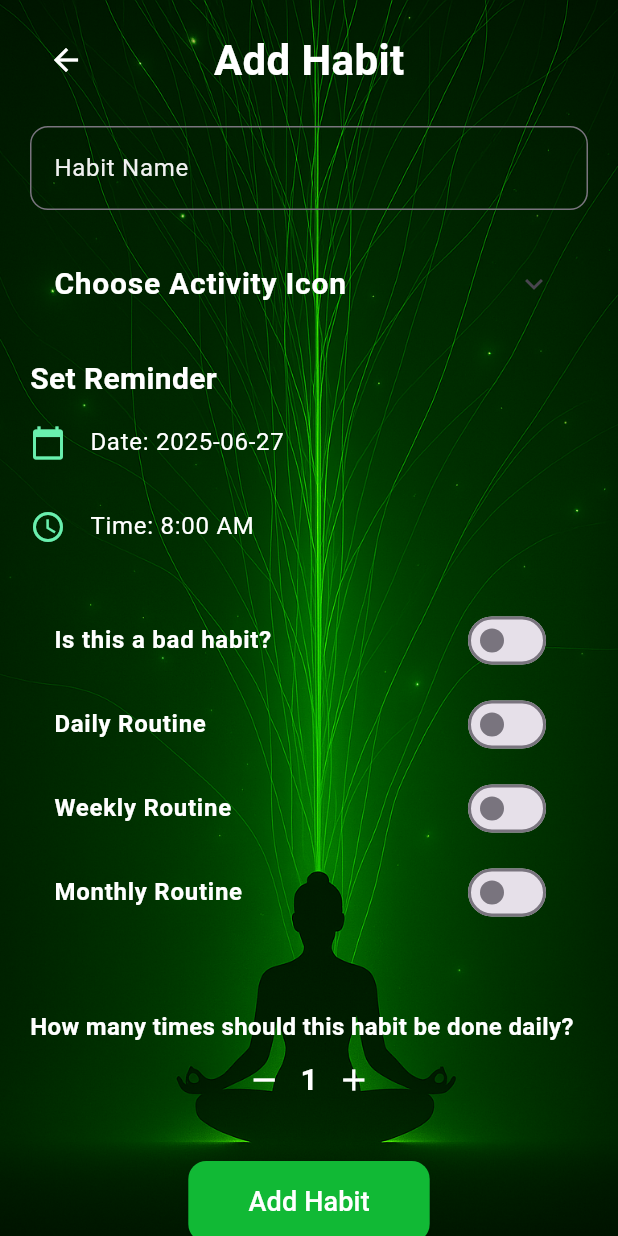
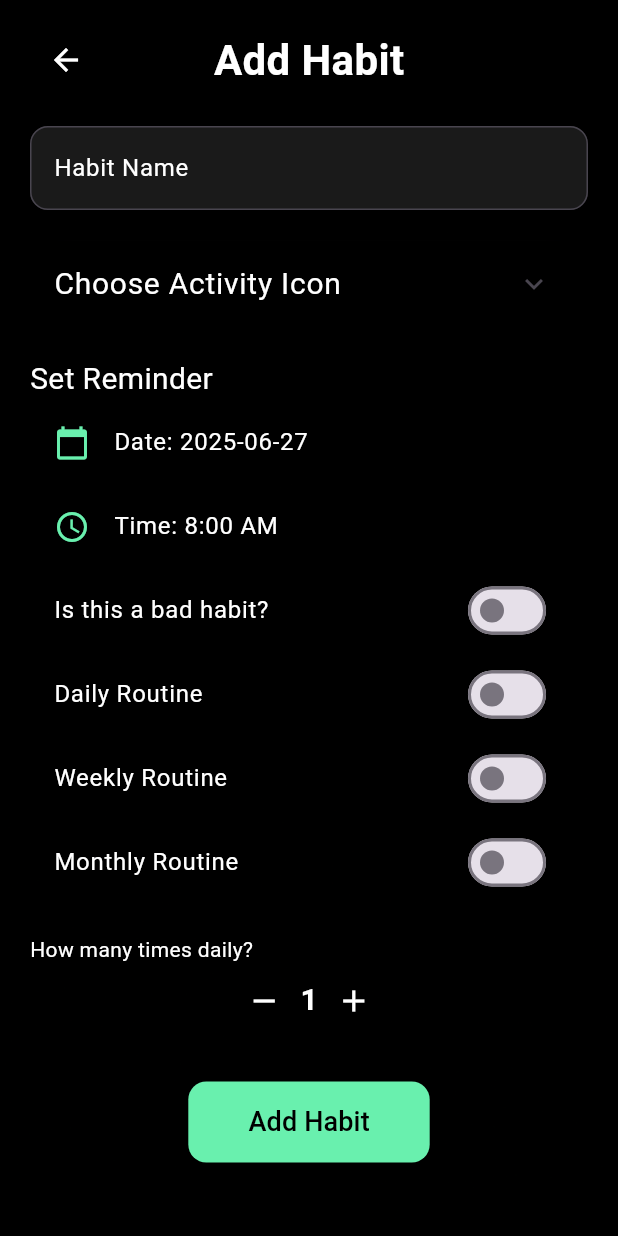
Before and after one commit to christian-keitri/habit_tracker, a Flutter app: the Phase3 screen opened directly, on a phone screen of 412 x 824 dp. Run offline on Flutter 3.47's test engine with Material 3 defaults, Android fonts, the phone set to English and light mode, and no system bars; our stand-ins replace fl_chart, hive, hive_flutter, table_calendar; accounts and stored records are empty.

Commit message:
black background

```diff
--- a/lib/screens/favorites.dart
+++ b/lib/screens/favorites.dart
@@ -44,7 +44,7 @@ class _FavoritesScreenState extends State<FavoritesScreen> {
         children: [
           Positioned.fill(
             child: Image.asset(
-              'assets/image/favorites.png',
+              'assets/image/black.png',
               fit: BoxFit.cover,
             ),
           ),
--- a/lib/screens/journal_screen.dart
+++ b/lib/screens/journal_screen.dart
@@ -91,7 +91,7 @@ class _JournalScreenState extends State<JournalScreen> {
     return Container(
       decoration: const BoxDecoration(
         image: DecorationImage(
-          image: AssetImage('assets/image/journalbg.png'),
+          image: AssetImage('assets/image/black.png'),
           fit: BoxFit.cover,
         ),
       ),
--- a/lib/screens/phase3.dart
+++ b/lib/screens/phase3.dart
@@ -1,3 +1,4 @@
+import 'dart:ui';
 import 'package:flutter/material.dart';
 import 'package:hive_flutter/hive_flutter.dart';
 import 'package:habit_tracker/screens/habit.dart';
@@ -17,46 +18,24 @@ class Phase3State extends State<Phase3> {
   bool _isMonthly = false;
   bool _iconPickerExpanded = false;
   String _selectedIcon = '';
-
   int _dailyGoal = 1;
-
-  // New: reminder date & time
   DateTime _reminderDate = DateTime.now();
   TimeOfDay _reminderTime = const TimeOfDay(hour: 8, minute: 0);
 
-  final List<String> activityIconPaths = [
-     'assets/image/icon1.png',
-    'assets/image/icon2.png',
-    'assets/image/icon3.png',
-    'assets/image/icon4.png',
-    'assets/image/icon5.png',
-    'assets/image/icon6.png',
-    'assets/image/icon7.png',
-    'assets/image/icon8.png',
-    'assets/image/icon9.png',
-    'assets/image/icon10.png',
-    'assets/image/icon11.png',
-    'assets/image/icon12.png',
-    'assets/image/icon13.png',
-    'assets/image/icon14.png',
-    'assets/image/icon15.png',
-    'assets/image/icon16.png',
-    'assets/image/icon17.png',
-    'assets/image/icon18.png',
-    'assets/image/icon19.png',
-    'assets/image/icon20.png',
-  ];
+  final List<String> activityIconPaths = List.generate(
+    20,
+    (i) => 'assets/image/icon${i + 1}.png',
+  );
 
   Future<void> _pickReminderDate() async {
     final today = DateTime.now();
     final picked = await showDatePicker(
       context: context,
       initialDate: _reminderDate,
-      firstDate: DateTime(today.year, today.month, today.day),
+      firstDate: today,
       lastDate: today.add(const Duration(days: 365)),
     );
-    if (!mounted || picked == null) return;
-    setState(() => _reminderDate = picked);
+    if (picked != null) setState(() => _reminderDate = picked);
   }
 
   Future<void> _pickReminderTime() async {
@@ -64,14 +43,12 @@ class Phase3State extends State<Phase3> {
       context: context,
       initialTime: _reminderTime,
     );
-    if (!mounted || picked == null) return;
-    setState(() => _reminderTime = picked);
+    if (picked != null) setState(() => _reminderTime = picked);
   }
 
   void _saveHabit() async {
     final name = _habitNameController.text.trim();
     if (name.isEmpty || _selectedIcon.isEmpty) {
-      if (!mounted) return;
       ScaffoldMessenger.of(context).showSnackBar(
         const SnackBar(content: Text('Please enter a habit name and select an icon.')),
       );
@@ -103,17 +80,29 @@ class Phase3State extends State<Phase3> {
 
   @override
   Widget build(BuildContext context) {
-    final dateLabel =
-        "${_reminderDate.year}-${_reminderDate.month.toString().padLeft(2,'0')}-${_reminderDate.day.toString().padLeft(2,'0')}";
+    final dateLabel = "${_reminderDate.year}-${_reminderDate.month.toString().padLeft(2, '0')}-${_reminderDate.day.toString().padLeft(2, '0')}";
     final timeLabel = _reminderTime.format(context);
 
     return Scaffold(
-      body: Stack(children: [
-        // background
-        SizedBox.expand(
-          child: Image.asset(
-            'assets/image/background3.png',
+      body: Stack(
+        children: [
+          // Background image
+          Container(
+            decoration: const BoxDecoration(
+              image: DecorationImage(
+                image: AssetImage("assets/image/black.png"),
                 fit: BoxFit.cover,
+              ),
+            ),
+          ),
+          // Gradient overlay
+          Container(
+            decoration: const BoxDecoration(
+              gradient: LinearGradient(
+                colors: [Color(0xAA000000), Color(0x66000000)],
+                begin: Alignment.topCenter,
+                end: Alignment.bottomCenter,
+              ),
             ),
           ),
           SafeArea(
@@ -122,7 +111,6 @@ class Phase3State extends State<Phase3> {
               child: Column(
                 crossAxisAlignment: CrossAxisAlignment.start,
                 children: [
-                // back + title
                   Stack(alignment: Alignment.center, children: [
                     Align(
                       alignment: Alignment.centerLeft,
@@ -133,66 +121,67 @@ class Phase3State extends State<Phase3> {
                     ),
                     const Text(
                       'Add Habit',
-                    style: TextStyle(
-                      fontSize: 28,
-                      fontWeight: FontWeight.bold,
-                      color: Colors.white,
-                    ),
+                      style: TextStyle(fontSize: 28, fontWeight: FontWeight.bold, color: Colors.white),
                     ),
                   ]),
                   const SizedBox(height: 20),
 
-                // name
                   TextField(
                     controller: _habitNameController,
                     style: const TextStyle(color: Colors.white),
                     decoration: InputDecoration(
                       labelText: 'Habit Name',
-                    labelStyle: const TextStyle(color: Color.fromARGB(255, 241, 241, 241)),
-                    border: OutlineInputBorder(
-                      borderRadius: BorderRadius.circular(12),
-                    ),
+                      labelStyle: const TextStyle(color: Colors.white),
+                      filled: true,
+                      fillColor: Colors.white10,
+                      border: OutlineInputBorder(borderRadius: BorderRadius.circular(12)),
                       focusedBorder: OutlineInputBorder(
-                      borderSide: const BorderSide(color: Color.fromARGB(255, 253, 255, 253)),
+                        borderSide: const BorderSide(color: Colors.greenAccent),
                         borderRadius: BorderRadius.circular(12),
                       ),
                     ),
                   ),
                   const SizedBox(height: 20),
 
-                // icon picker
-                ExpansionTile(
+                  // Frosted Icon Picker
+                  ClipRRect(
+                    borderRadius: BorderRadius.circular(12),
+                    child: BackdropFilter(
+                      filter: ImageFilter.blur(sigmaX: 10, sigmaY: 10),
+                      child: ExpansionTile(
+                        backgroundColor: Colors.white.withAlpha(25),
                         title: Row(children: [
-                    const Text(
-                      "Choose Activity Icon",
-                      style: TextStyle(
-                          color: Colors.white,
-                          fontSize: 20,
-                          fontWeight: FontWeight.bold),
-                    ),
+                          const Text("Choose Activity Icon", style: TextStyle(color: Colors.white, fontSize: 20)),
                           if (_selectedIcon.isNotEmpty) ...[
                             const SizedBox(width: 10),
                             Image.asset(_selectedIcon, width: 30, height: 30),
                           ]
                         ]),
                         initiallyExpanded: _iconPickerExpanded,
-                  onExpansionChanged: (e) =>
-                      setState(() => _iconPickerExpanded = e),
+                        onExpansionChanged: (e) => setState(() => _iconPickerExpanded = e),
                         children: [
                           SizedBox(
                             height: 80,
                             child: ListView(
                               scrollDirection: Axis.horizontal,
                               children: activityIconPaths.map((path) {
+                                final isSelected = _selectedIcon == path;
                                 return GestureDetector(
-                            onTap: () {
-                              setState(() {
+                                  onTap: () => setState(() {
                                     _selectedIcon = path;
                                     _iconPickerExpanded = false;
-                              });
-                            },
-                            child: Padding(
-                              padding: const EdgeInsets.all(8.0),
+                                  }),
+                                  child: AnimatedContainer(
+                                    duration: const Duration(milliseconds: 300),
+                                    margin: const EdgeInsets.symmetric(horizontal: 6),
+                                    padding: const EdgeInsets.all(6),
+                                    decoration: BoxDecoration(
+                                      border: Border.all(
+                                        color: isSelected ? Colors.greenAccent : Colors.transparent,
+                                        width: 2,
+                                      ),
+                                      borderRadius: BorderRadius.circular(10),
+                                    ),
                                     child: Image.asset(path, width: 50, height: 50),
                                   ),
                                 );
@@ -201,121 +190,95 @@ class Phase3State extends State<Phase3> {
                           ),
                         ],
                       ),
+                    ),
+                  ),
                   const SizedBox(height: 20),
 
-                // reminder section
-                const Text(
-                  'Set Reminder',
-                  style: TextStyle(
-                    color: Colors.white,
-                    fontSize: 20,
-                    fontWeight: FontWeight.bold,
-                  ),
-                ),
+                  const Text("Set Reminder", style: TextStyle(color: Colors.white, fontSize: 20)),
                   ListTile(
-                  contentPadding: EdgeInsets.zero,
-                  leading:
-                      const Icon(Icons.calendar_today, color: Colors.greenAccent),
-                  title: Text('Date: $dateLabel',
-                      style: const TextStyle(color: Colors.white)),
+                    leading: const Icon(Icons.calendar_today, color: Colors.greenAccent),
+                    title: Text('Date: $dateLabel', style: const TextStyle(color: Colors.white)),
                     onTap: _pickReminderDate,
                   ),
                   ListTile(
-                  contentPadding: EdgeInsets.zero,
-                  leading:
-                      const Icon(Icons.access_time, color: Colors.greenAccent),
-                  title:
-                      Text('Time: $timeLabel', style: const TextStyle(color: Colors.white)),
+                    leading: const Icon(Icons.access_time, color: Colors.greenAccent),
+                    title: Text('Time: $timeLabel', style: const TextStyle(color: Colors.white)),
                     onTap: _pickReminderTime,
                   ),
-                const SizedBox(height: 20),
 
-                // routine toggles
                   SwitchListTile(
-                  title: const Text("Is this a bad habit?",
-                      style: TextStyle(color: Colors.white, fontWeight: FontWeight.bold)),
+                    title: const Text("Is this a bad habit?", style: TextStyle(color: Colors.white)),
                     value: _isBad,
                     onChanged: (v) => setState(() => _isBad = v),
                     activeColor: Colors.redAccent,
                   ),
                   SwitchListTile(
-                  title: const Text("Daily Routine",
-                      style: TextStyle(color: Colors.white, fontWeight: FontWeight.bold)),
+                    title: const Text("Daily Routine", style: TextStyle(color: Colors.white)),
                     value: _isDaily,
                     onChanged: (v) => setState(() => _isDaily = v),
                     activeColor: Colors.greenAccent,
                   ),
                   SwitchListTile(
-                  title: const Text("Weekly Routine",
-                      style: TextStyle(color: Colors.white, fontWeight: FontWeight.bold)),
+                    title: const Text("Weekly Routine", style: TextStyle(color: Colors.white)),
                     value: _isWeekly,
                     onChanged: (v) => setState(() => _isWeekly = v),
                     activeColor: Colors.greenAccent,
                   ),
                   SwitchListTile(
-                  title: const Text("Monthly Routine",
-                      style: TextStyle(color: Colors.white, fontWeight: FontWeight.bold)),
+                    title: const Text("Monthly Routine", style: TextStyle(color: Colors.white)),
                     value: _isMonthly,
                     onChanged: (v) => setState(() => _isMonthly = v),
                     activeColor: Colors.greenAccent,
                   ),
-                const SizedBox(height: 30),
+                  const SizedBox(height: 20),
 
-
-                const SizedBox(height: 20),
-const Text(
-  'How many times should this habit be done daily?',
-  style: TextStyle(color: Colors.white, fontWeight: FontWeight.bold, fontSize: 16),
-),
+                  const Text('How many times daily?', style: TextStyle(color: Colors.white)),
                   Row(
                     mainAxisAlignment: MainAxisAlignment.center,
                     children: [
                       IconButton(
                         icon: const Icon(Icons.remove, color: Colors.white),
                         onPressed: () {
-        if (_dailyGoal > 1) {
-          setState(() {
-            _dailyGoal--;
-          });
-        }
+                          if (_dailyGoal > 1) setState(() => _dailyGoal--);
                         },
                       ),
-    Text(
-      '$_dailyGoal',
-      style: const TextStyle(fontSize: 20, color: Colors.white, fontWeight: FontWeight.bold),
-    ),
+                      Text('$_dailyGoal',
+                          style: const TextStyle(fontSize: 20, color: Colors.white, fontWeight: FontWeight.bold)),
                       IconButton(
                         icon: const Icon(Icons.add, color: Colors.white),
-      onPressed: () {
-        setState(() {
-          _dailyGoal++;
-        });
-      },
+                        onPressed: () => setState(() => _dailyGoal++),
                       ),
                     ],
                   ),
-
                   const SizedBox(height: 30),
 
-                // save
+                  // Neumorphic add button
                   Center(
+                    child: Container(
+                      decoration: BoxDecoration(
+                        boxShadow: const [
+                          BoxShadow(color: Colors.black54, offset: Offset(4, 4), blurRadius: 8),
+                          BoxShadow(color: Colors.black26, offset: Offset(-4, -4), blurRadius: 8),
+                        ],
+                        borderRadius: BorderRadius.circular(12),
+                      ),
                       child: ElevatedButton(
                         onPressed: _saveHabit,
                         style: ElevatedButton.styleFrom(
-                      backgroundColor: const Color.fromARGB(255, 17, 185, 53),
+                          backgroundColor: Colors.greenAccent,
                           padding: const EdgeInsets.symmetric(horizontal: 40, vertical: 14),
-                      shape: RoundedRectangleBorder(
-                          borderRadius: BorderRadius.circular(12)),
+                          shape: RoundedRectangleBorder(borderRadius: BorderRadius.circular(12)),
                         ),
-                    child: const Text('Add Habit',
-                        style: TextStyle(fontSize: 18, color: Colors.white)),
+                        child: const Text('Add Habit', style: TextStyle(fontSize: 18, color: Colors.black)),
+                      ),
                     ),
                   ),
                 ],
               ),
             ),
           ),
-      ]),
+        ],
+      ),
     );
   }
 }
--- a/lib/screens/streaks.dart
+++ b/lib/screens/streaks.dart
@@ -42,7 +42,7 @@ class StreaksScreen extends StatelessWidget {
     return Container(
       decoration: const BoxDecoration(
         image: DecorationImage(
-          image: AssetImage('assets/image/qoutes.png'),
+          image: AssetImage('assets/image/black.png'),
           fit: BoxFit.cover,
         ),
       ),
```
Also changed, not shown: lib/screens/habit.dart (+38 -3 lines), lib/screens/phase1.dart (+7 -7 lines), lib/screens/phase2.dart (+14 -7 lines), lib/screens/phase4.dart (+160 -234 lines), assets/image/background.png, assets/image/black.png (added). Lines whose indentation alone changed are shown as unchanged.
